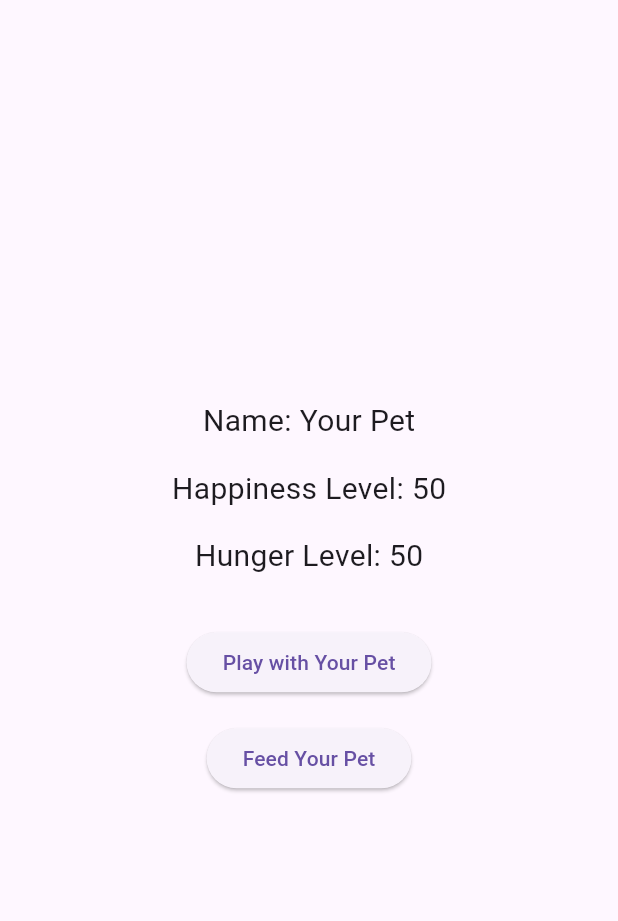
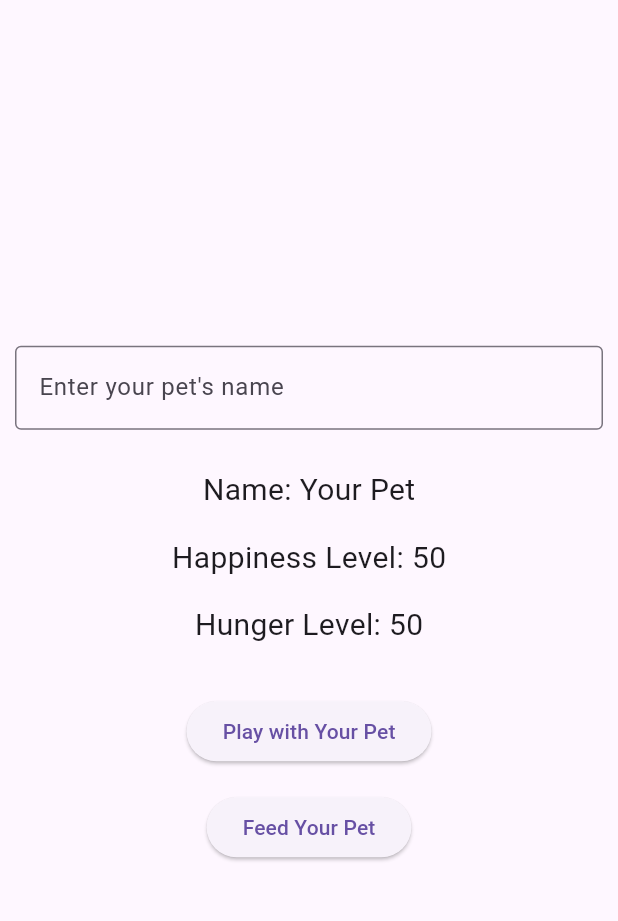
Before and after one commit to TJs87474/Digitalpetapp-state, a Flutter app: the screen it shows after launch, on a phone screen of 412 x 824 dp, the part 63-984 px from its top. Run offline on Flutter 3.47's test engine with Material 3 defaults, Android fonts, the phone set to English and light mode, and no system bars.

Commit message:
Adds ability to name pet

```diff
--- a/lib/main.dart
+++ b/lib/main.dart
@@ -77,26 +77,51 @@
         child: Column(
           mainAxisAlignment: MainAxisAlignment.center,
           children: <Widget>[
-            Text(
-            'Name: $petName',
-            style: TextStyle(fontSize: 20.0),
+
+            // Custom pet name input
+            Padding(
+              padding: const EdgeInsets.all(10.0),
+              child: TextField(
+                decoration: InputDecoration(
+                  labelText: "Enter your pet's name",
+                  border: OutlineInputBorder(),
+                ),
+                onSubmitted: (value){
+                  setState((){
+                    petName = value;
+                  });
+                },
+              ),
             ),
             SizedBox(height: 16.0),
+
+            Text(
+              'Name: $petName',
+              style: TextStyle(fontSize: 20.0),
+            ),
+            SizedBox(height: 16.0),
+
             Text(
             'Happiness Level: $happinessLevel',
             style: TextStyle(fontSize: 20.0),
             ),
+
             SizedBox(height: 16.0),
+
             Text(
               'Hunger Level: $hungerLevel',
               style: TextStyle(fontSize: 20.0),
             ),
+
             SizedBox(height: 32.0),
+
             ElevatedButton(
               onPressed: _playWithPet,
               child: Text('Play with Your Pet'),
             ),
+
             SizedBox(height: 16.0),
+
             ElevatedButton(
               onPressed: _feedPet,
               child: Text('Feed Your Pet'),
```
